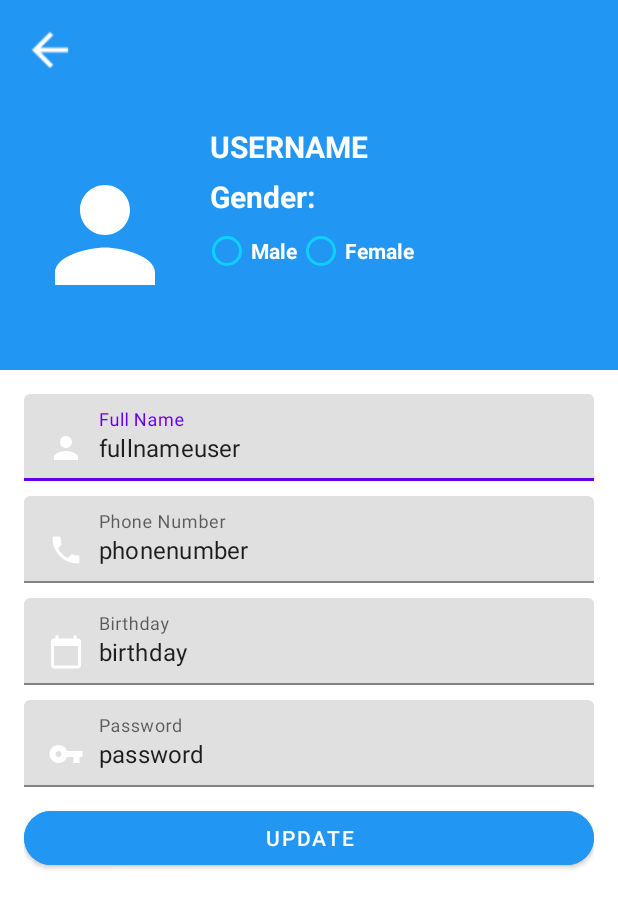
After one commit to Kabuto-Hido/KLTN_Attendance_App, an Android app: the fragment ProfileInformationFragment shown on its own in the app's theme, on a phone screen of 412 x 824 dp. The commit adds this screen. Shown: the top 908 px of the screen. Run offline under Robolectric (Android 15) with nearby library versions, the phone set to English and light mode, and no system bars.

Commit message:
Create fragment add_employee, profile_information

```diff
--- /dev/null
+++ b/app/src/main/java/hcmute/edu/vn/tlcn/attendanceapp/AddEmployee.java
@@ -0,0 +1,64 @@
+package hcmute.edu.vn.tlcn.attendanceapp;
+
+import android.os.Bundle;
+
+import androidx.fragment.app.Fragment;
+
+import android.view.LayoutInflater;
+import android.view.View;
+import android.view.ViewGroup;
+
+/**
+ * A simple {@link Fragment} subclass.
+ * Use the {@link AddEmployee#newInstance} factory method to
+ * create an instance of this fragment.
+ */
+public class AddEmployee extends Fragment {
+
+    // TODO: Rename parameter arguments, choose names that match
+    // the fragment initialization parameters, e.g. ARG_ITEM_NUMBER
+    private static final String ARG_PARAM1 = "param1";
+    private static final String ARG_PARAM2 = "param2";
+
+    // TODO: Rename and change types of parameters
+    private String mParam1;
+    private String mParam2;
+
+    public AddEmployee() {
+        // Required empty public constructor
+    }
+
+    /**
+     * Use this factory method to create a new instance of
+     * this fragment using the provided parameters.
+     *
+     * @param param1 Parameter 1.
+     * @param param2 Parameter 2.
+     * @return A new instance of fragment AddEmployee.
+     */
+    // TODO: Rename and change types and number of parameters
+    public static AddEmployee newInstance(String param1, String param2) {
+        AddEmployee fragment = new AddEmployee();
+        Bundle args = new Bundle();
+        args.putString(ARG_PARAM1, param1);
+        args.putString(ARG_PARAM2, param2);
+        fragment.setArguments(args);
+        return fragment;
+    }
+
+    @Override
+    public void onCreate(Bundle savedInstanceState) {
+        super.onCreate(savedInstanceState);
+        if (getArguments() != null) {
+            mParam1 = getArguments().getString(ARG_PARAM1);
+            mParam2 = getArguments().getString(ARG_PARAM2);
+        }
+    }
+
+    @Override
+    public View onCreateView(LayoutInflater inflater, ViewGroup container,
+                             Bundle savedInstanceState) {
+        // Inflate the layout for this fragment
+        return inflater.inflate(R.layout.fragment_add_employee, container, false);
+    }
+}
--- /dev/null
+++ b/app/src/main/java/hcmute/edu/vn/tlcn/attendanceapp/ProfileInformationFragment.java
@@ -0,0 +1,64 @@
+package hcmute.edu.vn.tlcn.attendanceapp;
+
+import android.os.Bundle;
+
+import androidx.fragment.app.Fragment;
+
+import android.view.LayoutInflater;
+import android.view.View;
+import android.view.ViewGroup;
+
+/**
+ * A simple {@link Fragment} subclass.
+ * Use the {@link ProfileInformationFragment#newInstance} factory method to
+ * create an instance of this fragment.
+ */
+public class ProfileInformationFragment extends Fragment {
+
+    // TODO: Rename parameter arguments, choose names that match
+    // the fragment initialization parameters, e.g. ARG_ITEM_NUMBER
+    private static final String ARG_PARAM1 = "param1";
+    private static final String ARG_PARAM2 = "param2";
+
+    // TODO: Rename and change types of parameters
+    private String mParam1;
+    private String mParam2;
+
+    public ProfileInformationFragment() {
+        // Required empty public constructor
+    }
+
+    /**
+     * Use this factory method to create a new instance of
+     * this fragment using the provided parameters.
+     *
+     * @param param1 Parameter 1.
+     * @param param2 Parameter 2.
+     * @return A new instance of fragment ProfileInformationFragment.
+     */
+    // TODO: Rename and change types and number of parameters
+    public static ProfileInformationFragment newInstance(String param1, String param2) {
+        ProfileInformationFragment fragment = new ProfileInformationFragment();
+        Bundle args = new Bundle();
+        args.putString(ARG_PARAM1, param1);
+        args.putString(ARG_PARAM2, param2);
+        fragment.setArguments(args);
+        return fragment;
+    }
+
+    @Override
+    public void onCreate(Bundle savedInstanceState) {
+        super.onCreate(savedInstanceState);
+        if (getArguments() != null) {
+            mParam1 = getArguments().getString(ARG_PARAM1);
+            mParam2 = getArguments().getString(ARG_PARAM2);
+        }
+    }
+
+    @Override
+    public View onCreateView(LayoutInflater inflater, ViewGroup container,
+                             Bundle savedInstanceState) {
+        // Inflate the layout for this fragment
+        return inflater.inflate(R.layout.fragment_profile_information, container, false);
+    }
+}
--- /dev/null
+++ b/app/src/main/res/drawable/ic_baseline_more_horiz_24_white.xml
@@ -0,0 +1,5 @@
+<vector android:height="24dp" android:tint="#FFFFFF"
+    android:viewportHeight="24" android:viewportWidth="24"
+    android:width="24dp" xmlns:android="http://schemas.android.com/apk/res/android">
+    <path android:fillColor="@android:color/white" android:pathData="M6,10c-1.1,0 -2,0.9 -2,2s0.9,2 2,2 2,-0.9 2,-2 -0.9,-2 -2,-2zM18,10c-1.1,0 -2,0.9 -2,2s0.9,2 2,2 2,-0.9 2,-2 -0.9,-2 -2,-2zM12,10c-1.1,0 -2,0.9 -2,2s0.9,2 2,2 2,-0.9 2,-2 -0.9,-2 -2,-2z"/>
+</vector>
--- a/app/src/main/res/drawable/ic_phone.xml
+++ b/app/src/main/res/drawable/ic_phone.xml
@@ -1,4 +1,4 @@
-<vector android:height="24dp" android:tint="#3D77BB"
+<vector android:height="24dp" android:tint="#FFFFFF"
     android:viewportHeight="24" android:viewportWidth="24"
     android:width="24dp" xmlns:android="http://schemas.android.com/apk/res/android">
     <path android:fillColor="@android:color/white" android:pathData="M16,1L8,1C6.34,1 5,2.34 5,4v16c0,1.66 1.34,3 3,3h8c1.66,0 3,-1.34 3,-3L19,4c0,-1.66 -1.34,-3 -3,-3zM14,21h-4v-1h4v1zM17.25,18L6.75,18L6.75,4h10.5v14z"/>
--- /dev/null
+++ b/app/src/main/res/drawable/ic_phone2.xml
@@ -0,0 +1,5 @@
+<vector android:height="24dp" android:tint="#FFFFFF"
+    android:viewportHeight="24" android:viewportWidth="24"
+    android:width="24dp" xmlns:android="http://schemas.android.com/apk/res/android">
+    <path android:fillColor="@android:color/white" android:pathData="M6.62,10.79c1.44,2.83 3.76,5.14 6.59,6.59l2.2,-2.2c0.27,-0.27 0.67,-0.36 1.02,-0.24 1.12,0.37 2.33,0.57 3.57,0.57 0.55,0 1,0.45 1,1V20c0,0.55 -0.45,1 -1,1 -9.39,0 -17,-7.61 -17,-17 0,-0.55 0.45,-1 1,-1h3.5c0.55,0 1,0.45 1,1 0,1.25 0.2,2.45 0.57,3.57 0.11,0.35 0.03,0.74 -0.25,1.02l-2.2,2.2z"/>
+</vector>
--- /dev/null
+++ b/app/src/main/res/drawable/profile_calendar.xml
@@ -0,0 +1,5 @@
+<vector android:height="24dp" android:tint="#FFFFFF"
+    android:viewportHeight="24" android:viewportWidth="24"
+    android:width="24dp" xmlns:android="http://schemas.android.com/apk/res/android">
+    <path android:fillColor="@android:color/white" android:pathData="M20,3h-1L19,1h-2v2L7,3L7,1L5,1v2L4,3c-1.1,0 -2,0.9 -2,2v16c0,1.1 0.9,2 2,2h16c1.1,0 2,-0.9 2,-2L22,5c0,-1.1 -0.9,-2 -2,-2zM20,21L4,21L4,8h16v13z"/>
+</vector>
--- /dev/null
+++ b/app/src/main/res/drawable/profile_password.xml
@@ -0,0 +1,5 @@
+<vector android:height="24dp" android:tint="#FFFFFF"
+    android:viewportHeight="24" android:viewportWidth="24"
+    android:width="24dp" xmlns:android="http://schemas.android.com/apk/res/android">
+    <path android:fillColor="@android:color/white" android:pathData="M12.65,10C11.83,7.67 9.61,6 7,6c-3.31,0 -6,2.69 -6,6s2.69,6 6,6c2.61,0 4.83,-1.67 5.65,-4H17v4h4v-4h2v-4H12.65zM7,14c-1.1,0 -2,-0.9 -2,-2s0.9,-2 2,-2 2,0.9 2,2 -0.9,2 -2,2z"/>
+</vector>
--- /dev/null
+++ b/app/src/main/res/drawable/profile_person.xml
@@ -0,0 +1,5 @@
+<vector android:height="24dp" android:tint="#FFFFFF"
+    android:viewportHeight="24" android:viewportWidth="24"
+    android:width="24dp" xmlns:android="http://schemas.android.com/apk/res/android">
+    <path android:fillColor="@android:color/white" android:pathData="M12,12c2.21,0 4,-1.79 4,-4s-1.79,-4 -4,-4 -4,1.79 -4,4 1.79,4 4,4zM12,14c-2.67,0 -8,1.34 -8,4v2h16v-2c0,-2.66 -5.33,-4 -8,-4z"/>
+</vector>
--- a/app/src/main/res/layout/add_employee.xml
+++ b/app/src/main/res/layout/fragment_add_employee.xml
@@ -1,9 +1,12 @@
 <?xml version="1.0" encoding="utf-8"?>
 <RelativeLayout xmlns:android="http://schemas.android.com/apk/res/android"
+    xmlns:tools="http://schemas.android.com/tools"
     android:layout_width="match_parent"
     android:layout_height="match_parent"
-    xmlns:app="http://schemas.android.com/apk/res-auto">
+    xmlns:app="http://schemas.android.com/apk/res-auto"
+    tools:context=".AddEmployee">
 
+    <!-- TODO: Update blank fragment layout -->
     <TextView
         android:id="@+id/textView2"
         android:layout_width="wrap_content"
@@ -23,7 +26,7 @@
         android:layout_below="@+id/textView2"
         android:layout_marginStart="20sp"
         android:layout_marginTop="20dp"
-        android:src="@drawable/man_placeholder"
+        android:src="@drawable/person_white"
         android:layout_centerHorizontal="true"
         />
 
@@ -195,4 +198,5 @@
         android:text="Cancel"
         android:textColor="#E56C03"
         android:textSize="16sp" />
+
 </RelativeLayout>
--- /dev/null
+++ b/app/src/main/res/layout/fragment_profile_information.xml
@@ -0,0 +1,164 @@
+<?xml version="1.0" encoding="utf-8"?>
+<ScrollView xmlns:android="http://schemas.android.com/apk/res/android"
+    xmlns:tools="http://schemas.android.com/tools"
+    android:layout_width="match_parent"
+    android:layout_height="match_parent"
+    xmlns:app="http://schemas.android.com/apk/res-auto"
+    android:orientation="vertical"
+    tools:context=".ProfileInformationFragment">
+
+    <!-- TODO: Update blank fragment layout -->
+    <LinearLayout
+        android:layout_width="match_parent"
+        android:layout_height="match_parent"
+        android:orientation="vertical">
+
+        <LinearLayout
+            android:layout_width="match_parent"
+            android:layout_height="wrap_content"
+            android:background="@color/colorBlue">
+
+            <ImageView
+                android:id="@+id/btnBack"
+                android:layout_width="wrap_content"
+                android:layout_height="wrap_content"
+                android:padding="15dp"
+                android:src="@drawable/baseline_arrow_back_white_24"
+                />
+
+        </LinearLayout>
+        <RelativeLayout
+            android:layout_width="match_parent"
+            android:layout_height="180dp"
+            android:background="@color/colorBlue"
+            android:padding="20dp">
+
+            <ImageView
+                android:id="@+id/imgProfile"
+                android:layout_width="100dp"
+                android:layout_height="100dp"
+                android:layout_centerVertical="true"
+                android:src="@drawable/profile_person"
+                />
+            <TextView
+                android:id="@+id/txtFullName"
+                android:layout_width="wrap_content"
+                android:layout_height="wrap_content"
+                android:text="Username"
+                android:layout_marginStart="20dp"
+                android:layout_toEndOf="@id/imgProfile"
+                android:textStyle="bold"
+                android:textAllCaps="true"
+                android:textColor="@color/white"
+                android:includeFontPadding="false"
+                android:textSize="20sp"
+                android:layout_marginBottom="10dp"/>
+            <TextView
+                android:id="@+id/txtGender"
+                android:layout_width="wrap_content"
+                android:layout_height="wrap_content"
+                android:text="Gender: "
+                android:textColor="@color/white"
+                android:layout_centerVertical="true"
+                android:layout_marginStart="20dp"
+                android:layout_toEndOf="@id/imgProfile"
+                android:layout_below="@id/txtFullName"
+                android:textStyle="bold"
+                android:includeFontPadding="false"
+                android:textSize="20sp" />
+
+            <com.google.android.material.radiobutton.MaterialRadioButton
+                android:id="@+id/checkMale"
+                android:layout_width="wrap_content"
+                android:layout_height="wrap_content"
+                android:layout_below="@+id/txtGender"
+                android:layout_toEndOf="@id/imgProfile"
+                android:buttonTint="#0dd1fc"
+                android:text="Male"
+                android:textColor="@color/white"
+                android:textStyle="bold"
+                android:layout_marginStart="15dp"/>
+            <com.google.android.material.radiobutton.MaterialRadioButton
+                android:id="@+id/checkFemale"
+                android:layout_width="wrap_content"
+                android:layout_height="wrap_content"
+                android:layout_below="@+id/txtGender"
+                android:layout_toRightOf="@id/checkMale"
+                android:buttonTint="#0dd1fc"
+                android:text="Female"
+                android:textColor="@color/white"
+                android:textStyle="bold" />
+        </RelativeLayout>
+        <LinearLayout
+            android:layout_width="match_parent"
+            android:layout_height="wrap_content"
+            android:orientation="vertical"
+            android:padding="16dp">
+
+            <com.google.android.material.textfield.TextInputLayout
+                android:id="@+id/edittext_name"
+                android:layout_width="match_parent"
+                android:layout_height="wrap_content"
+                android:layout_marginBottom="10dp"
+                android:hint="Full Name">
+                <com.google.android.material.textfield.TextInputEditText
+                    android:layout_width="match_parent"
+                    android:layout_height="wrap_content"
+                    android:drawableStart="@drawable/profile_person"
+                    android:drawablePadding="10dp"
+                    android:text="fullnameuser">
+                </com.google.android.material.textfield.TextInputEditText>
+            </com.google.android.material.textfield.TextInputLayout>
+            <com.google.android.material.textfield.TextInputLayout
+                android:id="@+id/edittext_phone"
+                android:layout_width="match_parent"
+                android:layout_height="wrap_content"
+                android:layout_marginBottom="10dp"
+                android:hint="Phone Number">
+                <com.google.android.material.textfield.TextInputEditText
+                    android:layout_width="match_parent"
+                    android:layout_height="wrap_content"
+                    android:drawableStart="@drawable/ic_phone2"
+                    android:drawablePadding="10dp"
+                    android:text="phonenumber"/>
+            </com.google.android.material.textfield.TextInputLayout>
+
+        <com.google.android.material.textfield.TextInputLayout
+            android:id="@+id/edittext_birthday"
+            android:layout_width="match_parent"
+            android:layout_height="wrap_content"
+            android:layout_marginBottom="10dp"
+            android:hint="Birthday">
+            <com.google.android.material.textfield.TextInputEditText
+                android:layout_width="match_parent"
+                android:layout_height="wrap_content"
+                android:drawableStart="@drawable/profile_calendar"
+                android:drawablePadding="10dp"
+                android:text="birthday"/>
+        </com.google.android.material.textfield.TextInputLayout>
+            <com.google.android.material.textfield.TextInputLayout
+                android:id="@+id/edittext_password"
+                android:layout_width="match_parent"
+                android:layout_height="wrap_content"
+                android:layout_marginBottom="10dp"
+                android:hint="Password">
+                <com.google.android.material.textfield.TextInputEditText
+                    android:layout_width="match_parent"
+                    android:layout_height="wrap_content"
+                    android:drawableStart="@drawable/profile_password"
+                    android:drawablePadding="10dp"
+                    android:text="password"/>
+            </com.google.android.material.textfield.TextInputLayout>
+            <com.google.android.material.button.MaterialButton
+                android:id="@+id/btn_update"
+                android:layout_width="match_parent"
+                android:layout_height="wrap_content"
+                android:text="Update"
+                android:backgroundTint="@color/colorBlue"
+                app:cornerRadius="30dp"/>
+        </LinearLayout>
+
+    </LinearLayout>
+
+
+</ScrollView>
--- a/app/src/main/res/values/colors.xml
+++ b/app/src/main/res/values/colors.xml
@@ -7,4 +7,5 @@
     <color name="teal_700">#FF018786</color>
     <color name="black">#FF000000</color>
     <color name="white">#FFFFFFFF</color>
+    <color name="colorBlue">#2196F3</color>
 </resources>
```
